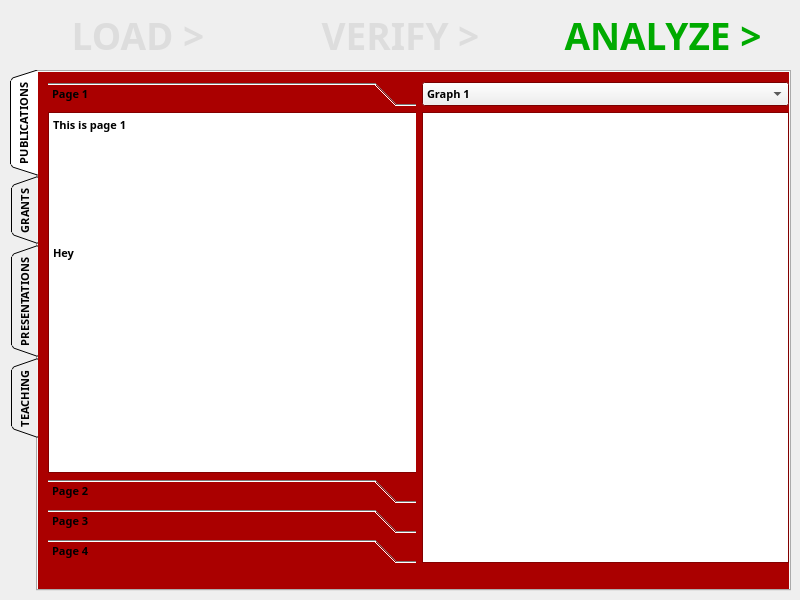
First picture: the form in Project/AppleProject/analyze_csv.ui, repository JRWu/DataAggregation, before the edit.
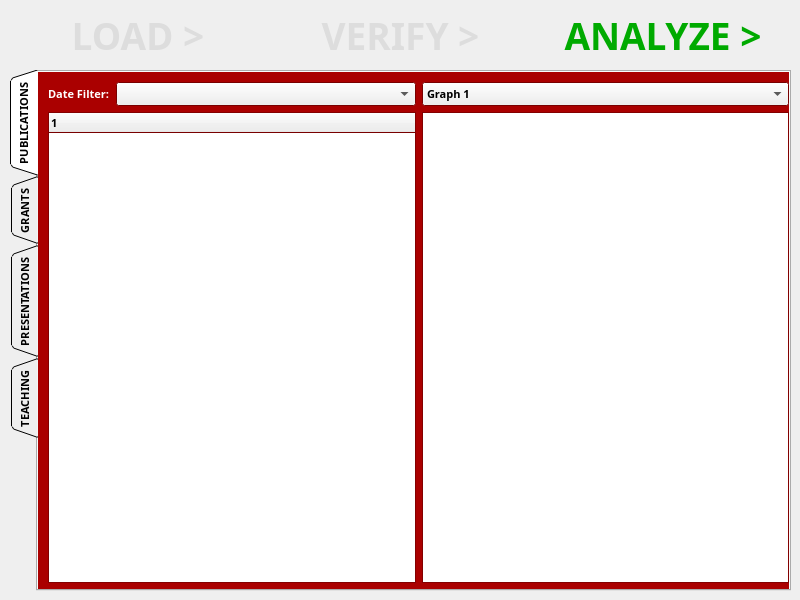
Second picture: the form after the edit. The open tabs and pages were chosen to show the change.

Commit message: VLS added in the tree list view with mock data

The edit to the form file:
```diff
--- a/Project/AppleProject/analyze_csv.ui
+++ b/Project/AppleProject/analyze_csv.ui
@@ -309,140 +309,86 @@
         <x>10</x>
         <y>10</y>
         <width>741</width>
-        <height>481</height>
+        <height>501</height>
        </rect>
       </property>
       <layout class="QHBoxLayout" name="tab_area">
        <item>
-        <widget class="QToolBox" name="toolBox">
-         <property name="currentIndex">
-          <number>0</number>
-         </property>
-         <widget class="QWidget" name="page">
-          <property name="geometry">
-           <rect>
-            <x>0</x>
-            <y>0</y>
-            <width>367</width>
-            <height>363</height>
-           </rect>
-          </property>
-          <property name="accessibleName">
-           <string/>
-          </property>
-          <property name="accessibleDescription">
-           <string/>
-          </property>
-          <attribute name="label">
-           <string>Page 1</string>
-          </attribute>
-          <widget class="QPlainTextEdit" name="plainTextEdit">
-           <property name="geometry">
-            <rect>
-             <x>0</x>
-             <y>0</y>
-             <width>381</width>
-             <height>361</height>
-            </rect>
-           </property>
-           <property name="plainText">
-            <string>This is page 1
-
-
-
-
-
-
-
-Hey</string>
-           </property>
+        <layout class="QVBoxLayout" name="verticalLayout_2">
+         <item>
+          <layout class="QHBoxLayout" name="horizontalLayout">
+           <item>
+            <widget class="QLabel" name="label">
+             <property name="minimumSize">
+              <size>
+               <width>50</width>
+               <height>0</height>
+              </size>
+             </property>
+             <property name="palette">
+              <palette>
+               <active>
+                <colorrole role="WindowText">
+                 <brush brushstyle="SolidPattern">
+                  <color alpha="255">
+                   <red>255</red>
+                   <green>255</green>
+                   <blue>255</blue>
+                  </color>
+                 </brush>
+                </colorrole>
+               </active>
+               <inactive>
+                <colorrole role="WindowText">
+                 <brush brushstyle="SolidPattern">
+                  <color alpha="255">
+                   <red>255</red>
+                   <green>255</green>
+                   <blue>255</blue>
+                  </color>
+                 </brush>
+                </colorrole>
+               </inactive>
+               <disabled>
+                <colorrole role="WindowText">
+                 <brush brushstyle="SolidPattern">
+                  <color alpha="255">
+                   <red>120</red>
+                   <green>120</green>
+                   <blue>120</blue>
+                  </color>
+                 </brush>
+                </colorrole>
+               </disabled>
+              </palette>
+             </property>
+             <property name="text">
+              <string>Date Filter:</string>
+             </property>
+            </widget>
+           </item>
+           <item>
+            <widget class="QComboBox" name="comboBox">
+             <property name="minimumSize">
+              <size>
+               <width>300</width>
+               <height>0</height>
+              </size>
+             </property>
+            </widget>
+           </item>
+          </layout>
+         </item>
+         <item>
+          <widget class="QTreeWidget" name="treeWidget">
+           <column>
+            <property name="text">
+             <string notr="true">1</string>
+            </property>
+           </column>
           </widget>
-         </widget>
-         <widget class="QWidget" name="page_2">
-          <property name="geometry">
-           <rect>
-            <x>0</x>
-            <y>0</y>
-            <width>367</width>
-            <height>363</height>
-           </rect>
-          </property>
-          <attribute name="label">
-           <string>Page 2</string>
-          </attribute>
-          <widget class="QPlainTextEdit" name="plainTextEdit_2">
-           <property name="geometry">
-            <rect>
-             <x>0</x>
-             <y>0</y>
-             <width>381</width>
-             <height>361</height>
-            </rect>
-           </property>
-           <property name="plainText">
-            <string>This is page 2 of the collapsable menu
-
-Hey</string>
-           </property>
-          </widget>
-         </widget>
-         <widget class="QWidget" name="page_3">
-          <property name="geometry">
-           <rect>
-            <x>0</x>
-            <y>0</y>
-            <width>367</width>
-            <height>363</height>
-           </rect>
-          </property>
-          <attribute name="label">
-           <string>Page 3</string>
-          </attribute>
-          <widget class="QPlainTextEdit" name="plainTextEdit_3">
-           <property name="geometry">
-            <rect>
-             <x>0</x>
-             <y>0</y>
-             <width>381</width>
-             <height>361</height>
-            </rect>
-           </property>
-           <property name="plainText">
-            <string>This is page 3 of the collapsable menu
-
-Hey</string>
-           </property>
-          </widget>
-         </widget>
-         <widget class="QWidget" name="page_4">
-          <property name="geometry">
-           <rect>
-            <x>0</x>
-            <y>0</y>
-            <width>367</width>
-            <height>363</height>
-           </rect>
-          </property>
-          <attribute name="label">
-           <string>Page 4</string>
-          </attribute>
-          <widget class="QPlainTextEdit" name="plainTextEdit_4">
-           <property name="geometry">
-            <rect>
-             <x>0</x>
-             <y>0</y>
-             <width>381</width>
-             <height>361</height>
-            </rect>
-           </property>
-           <property name="plainText">
-            <string>This is page 4 of the collapsable menu
-
-Hey</string>
-           </property>
-          </widget>
-         </widget>
-        </widget>
+         </item>
+        </layout>
        </item>
        <item>
         <layout class="QVBoxLayout" name="verticalLayout">
```
Left out of the diff: 2 changed lines with no effect on the pictures. The commit also changes 2 other files.
